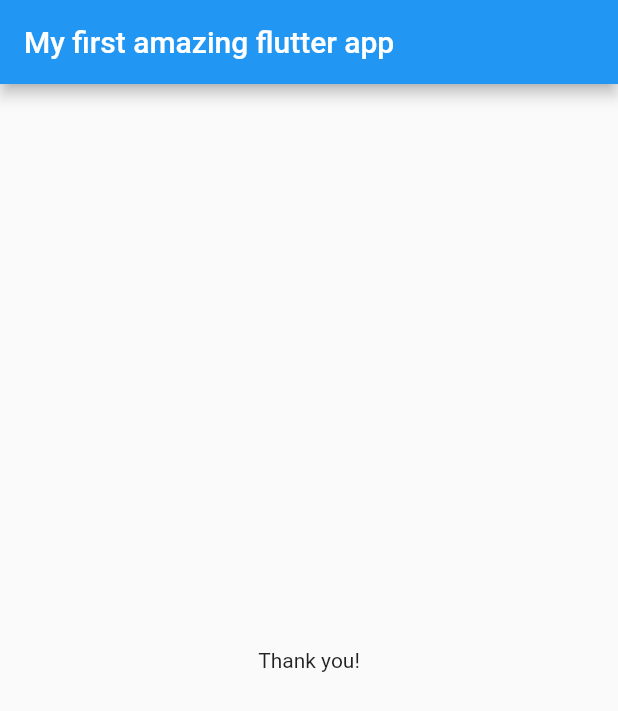
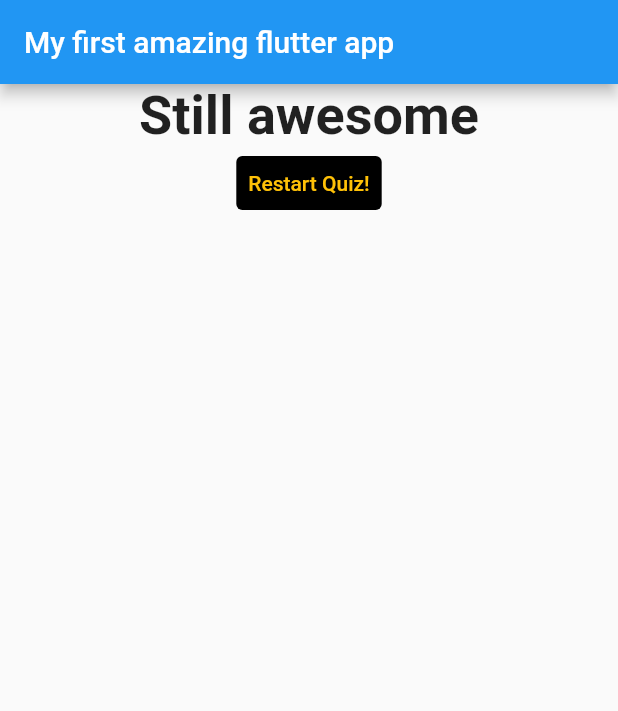
Before and after one commit to kis619/Flutter_quizz_app, a Flutter app: the screen it shows after launch, after a tap on "42", after a tap on "orange", after a tap on "HE", on a phone screen of 412 x 824 dp. Shown: the top 711 px of the screen. Run offline on Flutter 3.47's test engine with Material 2 defaults, Android fonts, the phone set to English and light mode, and no system bars.

Commit message:
added reset button

```diff
--- a/lib/main.dart
+++ b/lib/main.dart
@@ -21,25 +21,46 @@ class _MyAppState extends State<MyApp> {
   final _questions = const [
     {
       'question': 'How old are you?',
-      'answers': ['42', '69'],
+      'answers': [
+        {'text': '42', 'score': 5},
+        {'text': '69', 'score': 10}
+      ],
     },
     {
       'question': 'What\'s your favourite color?',
-      'answers': ['purple', 'orange', 'mellow', 'yellow'],
+      'answers': [
+        {'text': 'purple', 'score': 10},
+        {'text': 'orange', 'score': 7},
+        {'text': 'mellow', 'score': 4},
+        {'text': 'yellow', 'score': 1}
+      ],
     },
     {
       'question': 'Where should I go?',
-      'answers': ['BG', 'DE', 'HE', 'relax'],
+      'answers': [
+        {'text': 'BG', 'score': 10},
+        {'text': 'DE', 'score': 7},
+        {'text': 'HE', 'score': 4},
+        {'text': 'relax', 'score': 1}
+      ],
     },
   ];
   var _questionIndex = 0;
-  void _answerQuestion() {
-    setState(
-      () {
-        _questionIndex += 1;
-      },
-    );
+  var _totalScore = 0;
+
+  void _answerQuestion(int score) {
+    _totalScore += score;
+    setState(() {
+      _questionIndex += 1;
+    });
     print(_questionIndex);
+  }
+
+  void _resetQuiz() {
+    setState(() {
+      _questionIndex = 0;
+      _totalScore = 0;
+    });
   }
 
   @override
@@ -54,7 +75,10 @@ class _MyAppState extends State<MyApp> {
                 questions: _questions,
                 questionIndex: _questionIndex,
                 answerQuestion: _answerQuestion)
-            : const Result(),
+            : Result(
+                score: _totalScore,
+                resetQuiz: _resetQuiz,
+              ),
       ),
     );
   }
--- a/lib/quiz.dart
+++ b/lib/quiz.dart
@@ -5,7 +5,7 @@ import './answer.dart';
 
 class Quiz extends StatelessWidget {
   final List<Map<String, Object>> questions;
-  final VoidCallback answerQuestion;
+  final Function answerQuestion;
   final int questionIndex;
   const Quiz(
       {super.key,
@@ -18,8 +18,11 @@ class Quiz extends StatelessWidget {
     return Column(
       children: [
         Question(questionText: questions[questionIndex]['question'] as String),
-        ...(questions[questionIndex]['answers'] as List<String>).map((answer) {
-          return Answer(answerText: answer, selectHandler: answerQuestion);
+        ...(questions[questionIndex]['answers'] as List<Map<String, Object>>)
+            .map((answer) {
+          return Answer(
+              answerText: answer['text'] as String,
+              selectHandler: () => answerQuestion(answer['score']));
         }).toList(),
       ],
     );
--- a/lib/result.dart
+++ b/lib/result.dart
@@ -1,12 +1,43 @@
 import 'package:flutter/material.dart';
 
 class Result extends StatelessWidget {
-  const Result({super.key});
+  final int score;
+  final VoidCallback resetQuiz;
+  const Result({super.key, required this.score, required this.resetQuiz});
+
+  String get resultPhrase {
+    String message;
+
+    if (score <= 8) {
+      message = 'You are awesome';
+    } else if (score == 12) {
+      message = 'You are awosemer';
+    } else {
+      message = 'Still awesome';
+    }
+    return message;
+  }
 
   @override
   Widget build(BuildContext context) {
-    return const Center(
-      child: Text("Thank you!"),
+    return Center(
+      child: Column(
+        children: [
+          Text(
+            resultPhrase,
+            style: const TextStyle(fontSize: 36, fontWeight: FontWeight.bold),
+            textAlign: TextAlign.center,
+          ),
+          TextButton(
+            style: ButtonStyle(
+              backgroundColor: MaterialStateProperty.all(Colors.black),
+              foregroundColor: MaterialStateProperty.all(Colors.amber),
+            ),
+            onPressed: resetQuiz,
+            child: const Text('Restart Quiz!'),
+          )
+        ],
+      ),
     );
   }
 }
```
